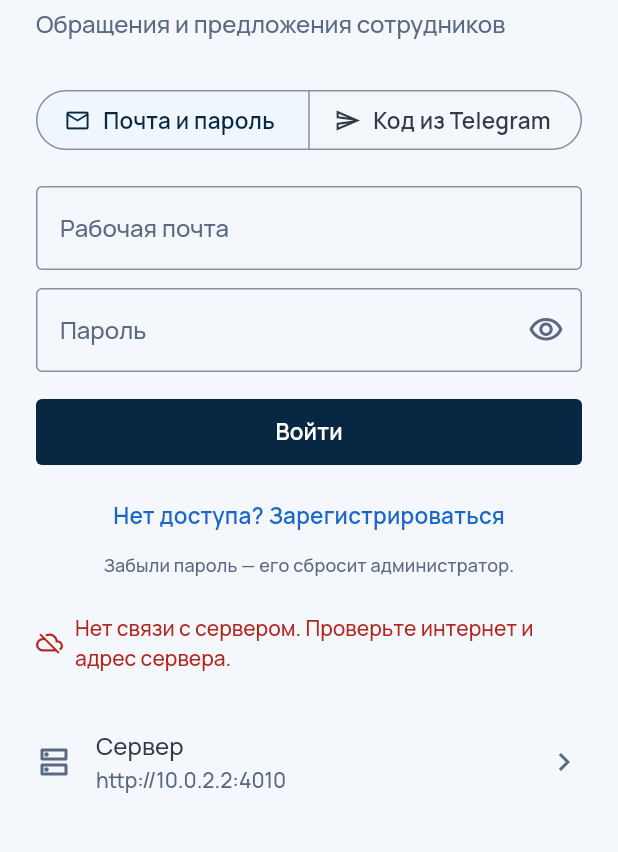
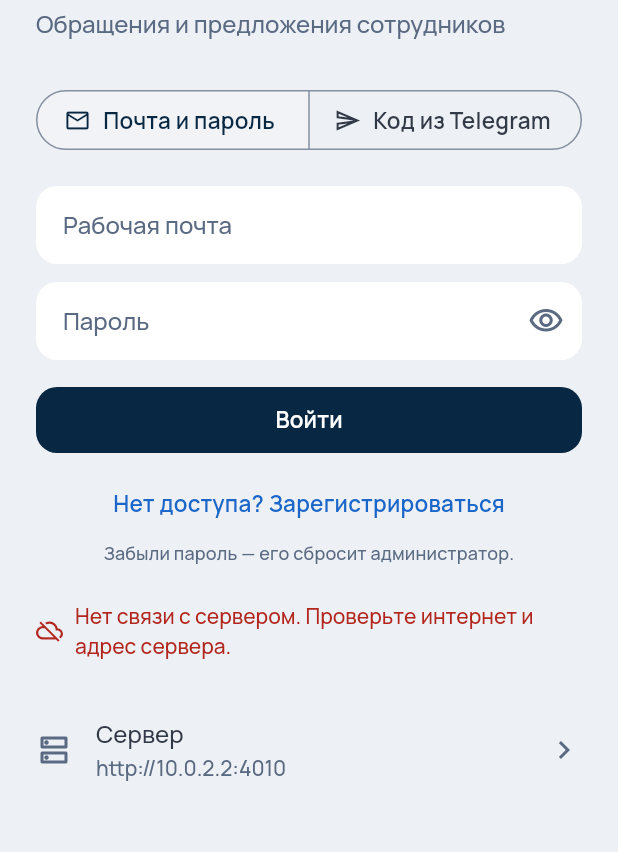
Before and after one commit to Blckk699/modus-trade-feedback, a Flutter app: the screen it shows after launch, on a phone screen of 412 x 824 dp, the part 96-948 px from its top. Run offline on Flutter 3.47's test engine with Material 3 defaults, Android fonts, the phone set to English and light mode, and no system bars; our stand-ins replace file_picker, flutter_secure_storage, open_filex, shared_preferences; accounts and stored records are empty; network calls fail.

Commit message:
F-14: тема как в вебе (тёмная на серых, скругления, поля без рамок) (#207)
* F-10: срок в истории обращения — датой, а не строкой ISO

Co-Authored-By: Claude Opus 5.5 <noreply@anthropic.com>

* F-10: тип и приоритет в истории — подписями, как в вебе

Co-Authored-By: Claude Opus 5.5 <noreply@anthropic.com>

* F-10: клиент под текущий контракт, время +05:00, строгая сверка токенов

Co-Authored-By: Claude Opus 5.5 <noreply@anthropic.com>

* F-13: вход и регистрация по почте и паролю

Co-Authored-By: Claude Opus 5.5 <noreply@anthropic.com>

* F-14: демо-переключатель ролей в шапке

Co-Authored-By: Claude Opus 5.5 <noreply@anthropic.com>

* WIP: тема как в вебе

* F-14: тема как в вебе — фоны, тёмная тема на серых, скругления, поля без рамок

Co-Authored-By: Claude Opus 5.5 <noreply@anthropic.com>

---------

Co-authored-by: Blckk699 <278325663+Blckk699@users.noreply.github.com>
Co-authored-by: Claude Opus 5.5 <noreply@anthropic.com>

```diff
--- a/flutter/lib/theme/modus_theme.dart
+++ b/flutter/lib/theme/modus_theme.dart
@@ -1,21 +1,29 @@
 import 'package:flutter/material.dart';
 
 import 'tokens.g.dart';
+import 'web_palette.dart';
 
 export 'tokens.g.dart' show ModusRadius, ModusSpacing, StatusColor;
+export 'web_palette.dart' show WebLook, WebExtra;
 
 /// Фирменные цвета, которых нет в [ColorScheme]: статусы, акцент, ссылки, предупреждения.
 /// Берутся из `design/tokens.json` через [ModusPalette].
 @immutable
 class ModusColors extends ThemeExtension<ModusColors> {
-  const ModusColors(this.palette);
+  const ModusColors(this.palette, this.extra);
 
   final ModusPalette palette;
+
+  /// Цвета и тени веба, которых нет в токенах.
+  final WebExtra extra;
 
   /// Цвета текущей темы. Без расширения (например, в тестах на голом MaterialApp) — палитра по яркости.
   static ModusColors of(BuildContext context) {
     final theme = Theme.of(context);
-    return theme.extension<ModusColors>() ?? ModusColors(theme.brightness == Brightness.dark ? darkPalette : lightPalette);
+    return theme.extension<ModusColors>() ??
+        (theme.brightness == Brightness.dark
+            ? ModusColors(webDarkPalette, webDarkExtra)
+            : ModusColors(webLightPalette, webLightExtra));
   }
 
   /// Цвета бейджа статуса по коду (`new`, `in_review`, …).
@@ -34,6 +42,12 @@ class ModusColors extends ThemeExtension<ModusColors> {
   Color get infoBg => palette.infoBg;
   Color get danger => palette.danger;
   Color get dangerBg => palette.dangerBg;
+  Color get card => extra.card;
+  Color get faint => extra.faint;
+  Color get people => extra.people;
+  Color get peopleBg => extra.peopleBg;
+  Color get surface => palette.surface;
+  Color get bg => palette.bg;
 
   @override
   ModusColors copyWith() => this;
@@ -45,7 +59,9 @@ class ModusColors extends ThemeExtension<ModusColors> {
 /// Тема приложения по токенам: `primary` — тёмно-синий, фирменный красный (`accent`)
 /// только у главного действия экрана (FAB и [accentButtonStyle]). См. design/README.md.
 ThemeData modusTheme(Brightness brightness) {
-  final p = brightness == Brightness.light ? lightPalette : darkPalette;
+  final light = brightness == Brightness.light;
+  final p = light ? webLightPalette : webDarkPalette;
+  final x = light ? webLightExtra : webDarkExtra;
   final scheme = ColorScheme.fromSeed(
     seedColor: p.primary,
     brightness: brightness,
@@ -53,8 +69,9 @@ ThemeData modusTheme(Brightness brightness) {
     onPrimary: p.onPrimary,
     primaryContainer: p.surface2,
     onPrimaryContainer: p.heading,
-    secondary: p.accent,
-    onSecondary: p.onAccent,
+    // Красный не отдаём в secondary: на нём стандартные виджеты (переключатели, индикаторы).
+    secondary: p.primary,
+    onSecondary: p.onPrimary,
     secondaryContainer: p.surface2,
     onSecondaryContainer: p.heading,
     tertiary: p.link,
@@ -78,10 +95,11 @@ ThemeData modusTheme(Brightness brightness) {
   );
 
   final text = _textTheme(p);
-  const small = BorderRadius.all(Radius.circular(ModusRadius.sm));
-  const card = BorderRadius.all(Radius.circular(ModusRadius.lg));
-  const sheet = BorderRadius.vertical(top: Radius.circular(ModusRadius.xl));
-  const minSize = Size(64, ModusSize.controlHeight);
+  const small = BorderRadius.all(Radius.circular(WebLook.controlRadius));
+  const card = BorderRadius.all(Radius.circular(WebLook.cardRadius));
+  const sheet = BorderRadius.vertical(top: Radius.circular(WebLook.cardRadius));
+  const minSize = Size(64, WebLook.controlHeight);
+  const none = OutlineInputBorder(borderRadius: small, borderSide: BorderSide.none);
   final buttonText = text.labelLarge;
 
   return ThemeData(
@@ -92,7 +110,7 @@ ThemeData modusTheme(Brightness brightness) {
     textTheme: text,
     scaffoldBackgroundColor: p.bg,
     canvasColor: p.bg,
-    extensions: [ModusColors(p)],
+    extensions: [ModusColors(p, x)],
     appBarTheme: AppBarTheme(
       backgroundColor: p.bg,
       surfaceTintColor: Colors.transparent,
@@ -100,12 +118,10 @@ ThemeData modusTheme(Brightness brightness) {
       titleTextStyle: text.titleLarge,
     ),
     cardTheme: CardThemeData(
-      color: p.surface,
+      color: x.card,
       elevation: 0,
-      shape: RoundedRectangleBorder(
-        borderRadius: card,
-        side: BorderSide(color: p.border),
-      ),
+      margin: EdgeInsets.zero,
+      shape: const RoundedRectangleBorder(borderRadius: card),
     ),
     dividerTheme: DividerThemeData(color: p.border),
     filledButtonTheme: FilledButtonThemeData(
@@ -134,23 +150,22 @@ ThemeData modusTheme(Brightness brightness) {
       extendedTextStyle: buttonText,
     ),
     badgeTheme: BadgeThemeData(backgroundColor: p.accent, textColor: p.onAccent),
+    // Поля как в вебе (#154, #193): без рамок, заливка поверхностью; ошибка — заливкой danger-bg.
     inputDecorationTheme: InputDecorationTheme(
-      border: OutlineInputBorder(
-        borderRadius: small,
-        borderSide: BorderSide(color: p.borderInput),
-      ),
-      enabledBorder: OutlineInputBorder(
-        borderRadius: small,
-        borderSide: BorderSide(color: p.borderInput),
-      ),
-      focusedBorder: OutlineInputBorder(
-        borderRadius: small,
-        borderSide: BorderSide(color: p.focus, width: 2),
-      ),
+      filled: true,
+      fillColor: p.surface,
+      border: none,
+      enabledBorder: none,
+      focusedBorder: none,
+      disabledBorder: none,
+      errorBorder: none,
+      focusedErrorBorder: none,
+      contentPadding: const EdgeInsets.symmetric(horizontal: 14, vertical: 14),
     ),
     chipTheme: ChipThemeData(
       shape: const RoundedRectangleBorder(borderRadius: small),
-      side: BorderSide(color: p.border),
+      side: BorderSide.none,
+      backgroundColor: p.surface2,
     ),
     navigationBarTheme: NavigationBarThemeData(backgroundColor: p.surface, indicatorColor: p.surface2, height: ModusSize.bottombar + 12),
     tabBarTheme: TabBarThemeData(labelColor: p.primary, unselectedLabelColor: p.muted, indicatorColor: p.primary),
@@ -160,7 +175,7 @@ ThemeData modusTheme(Brightness brightness) {
     ),
     dialogTheme: DialogThemeData(
       backgroundColor: p.surface,
-      shape: const RoundedRectangleBorder(borderRadius: BorderRadius.all(Radius.circular(ModusRadius.xl))),
+      shape: const RoundedRectangleBorder(borderRadius: BorderRadius.all(Radius.circular(WebLook.cardRadius))),
     ),
     popupMenuTheme: const PopupMenuThemeData(elevation: 3),
     snackBarTheme: const SnackBarThemeData(behavior: SnackBarBehavior.floating),
--- /dev/null
+++ b/flutter/lib/theme/web_palette.dart
@@ -0,0 +1,109 @@
+import 'package:flutter/painting.dart';
+
+import 'tokens.g.dart';
+
+/// Веб после редизайна (#152–#154) ушёл от `design/tokens.json`: светлые фоны, тёмная тема
+/// на нейтральных серых без синего оттенка, крупные скругления, поля без рамок.
+/// Приложение повторяет веб (F-14, #196): значения — из `web/src/styles/global.css`,
+/// поверх токенов (статусы, акцент, danger/warn/success остаются из токенов).
+abstract final class WebLook {
+  /// `--r-card`: карточки и листы.
+  static const double cardRadius = 24;
+
+  /// `--r-tile`: плитки, блоки внутри карточки.
+  static const double tileRadius = 18;
+
+  /// `--r-ctl`: кнопки и поля.
+  static const double controlRadius = 14;
+
+  /// `--ctl-h`.
+  static const double controlHeight = 44;
+}
+
+/// Цвета веба, которых нет в [ModusPalette].
+class WebExtra {
+  const WebExtra({
+    required this.card,
+    required this.surface3,
+    required this.faint,
+    required this.people,
+    required this.peopleBg,
+    required this.shadowRaised,
+    required this.shadowFocus,
+  });
+
+  /// `--card`: фон карточек на `--bg`.
+  final Color card;
+
+  /// `--surface-3`.
+  final Color surface3;
+
+  /// `--faint`: самый тихий текст.
+  final Color faint;
+
+  /// `--people` / `--people-bg`: чип «Об этом сказали N человек».
+  final Color people;
+  final Color peopleBg;
+
+  /// Тени поля: в покое (`--shadow-raised`) и в фокусе (`--shadow-focus`).
+  final List<BoxShadow> shadowRaised;
+  final List<BoxShadow> shadowFocus;
+}
+
+final webLightPalette = lightPalette.copyWith(
+  bg: const Color(0xFFEDF0F4),
+  surface: const Color(0xFFFFFFFF),
+  surface2: const Color(0xFFF1F3F7),
+  border: const Color(0xFFE2E6EC),
+  borderInput: const Color(0xFF848FA0),
+  primaryHover: const Color(0xFF123A5E),
+);
+
+const webLightExtra = WebExtra(
+  card: Color(0xFFF8F9FB),
+  surface3: Color(0xFFE6EAF0),
+  faint: Color(0xFF8591A3),
+  people: Color(0xFF7A5300),
+  peopleBg: Color(0xFFFFF1C2),
+  shadowRaised: [
+    BoxShadow(color: Color(0x0F082742), offset: Offset(0, 1), blurRadius: 2),
+    BoxShadow(color: Color(0x0D082742), offset: Offset(0, 2), blurRadius: 8),
+  ],
+  shadowFocus: [
+    BoxShadow(color: Color(0x12082742), spreadRadius: 2),
+    BoxShadow(color: Color(0x14082742), offset: Offset(0, 2), blurRadius: 4),
+    BoxShadow(color: Color(0x1F082742), offset: Offset(0, 8), blurRadius: 22),
+  ],
+);
+
+final webDarkPalette = darkPalette.copyWith(
+  bg: const Color(0xFF0D0D0D),
+  surface: const Color(0xFF202020),
+  surface2: const Color(0xFF1B1B1B),
+  text: const Color(0xFFE8E8E8),
+  heading: const Color(0xFFFFFFFF),
+  muted: const Color(0xFFA6A6A6),
+  border: const Color(0xFF2A2A2A),
+  borderInput: const Color(0xFF787878),
+  primary: const Color(0xFFF2F2F2),
+  primaryHover: const Color(0xFFFFFFFF),
+  onPrimary: const Color(0xFF111111),
+  status: {
+    ...darkPalette.status,
+    'in_review': const StatusColor(Color(0xFFE0E0E0), Color(0xFF343434)),
+    'closed': const StatusColor(Color(0xFFA6A6A6), Color(0xFF262626)),
+  },
+);
+
+const webDarkExtra = WebExtra(
+  card: Color(0xFF171717),
+  surface3: Color(0xFF2C2C2C),
+  faint: Color(0xFF808080),
+  people: Color(0xFFF5D06B),
+  peopleBg: Color(0xFF3A3010),
+  shadowRaised: [BoxShadow(color: Color(0x4D000000), offset: Offset(0, 1), blurRadius: 2)],
+  shadowFocus: [
+    BoxShadow(color: Color(0x14FFFFFF), spreadRadius: 2),
+    BoxShadow(color: Color(0x80000000), offset: Offset(0, 8), blurRadius: 22),
+  ],
+);
--- a/flutter/lib/ui/appeals/queue_screen.dart
+++ b/flutter/lib/ui/appeals/queue_screen.dart
@@ -6,6 +6,7 @@ import '../../app.dart';
 import '../../appeals/queue_scopes.dart';
 import 'appeal_screen.dart';
 import 'badges.dart';
+import '../../theme/modus_theme.dart';
 import '../home/role_switch.dart';
 
 /// Значение фильтра статуса: все открытые, любой или конкретный статус.
@@ -304,7 +305,7 @@ class QueueRow extends StatelessWidget {
     final waitingAnswer = due != null && item.dueState != DueState.answered && item.dueState != DueState.noDeadline;
     final muted = theme.textTheme.bodySmall?.copyWith(color: scheme.onSurfaceVariant);
     return Material(
-      color: overdue ? scheme.errorContainer.withValues(alpha: 0.35) : Colors.transparent,
+      color: overdue ? ModusColors.of(context).dangerBg.withValues(alpha: 0.35) : Colors.transparent,
       child: InkWell(
         key: Key('queue-${item.id}'),
         onTap: onTap,
```
Also changed, not shown: flutter/lib/theme/tokens.g.dart, 4 other files.
